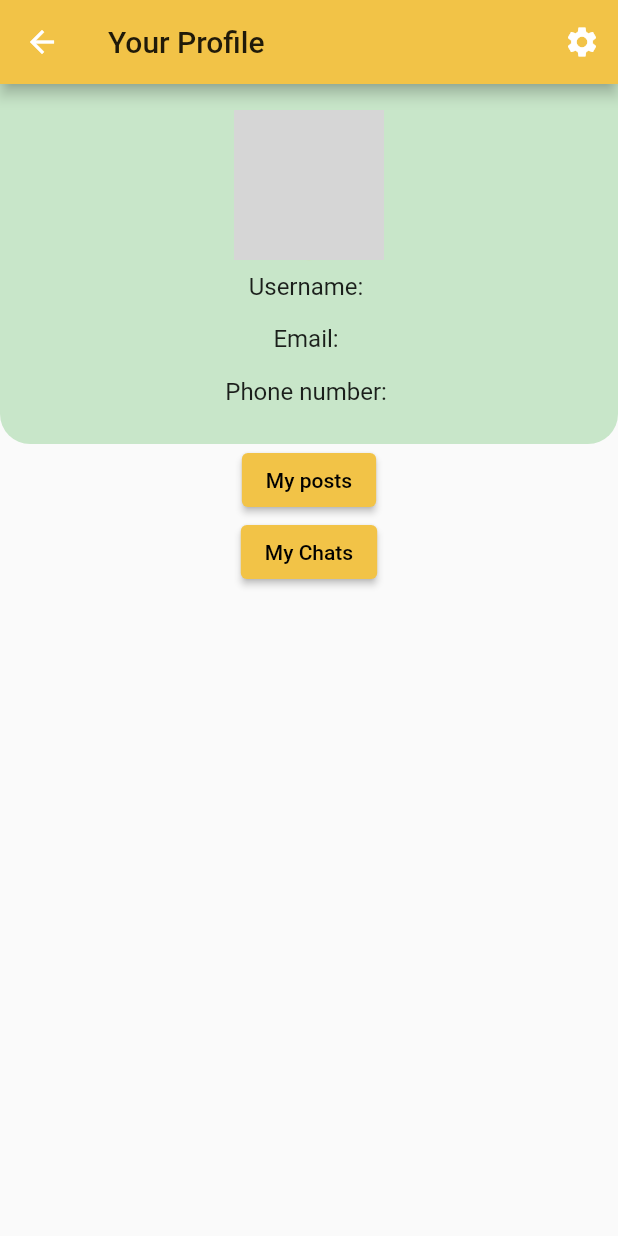
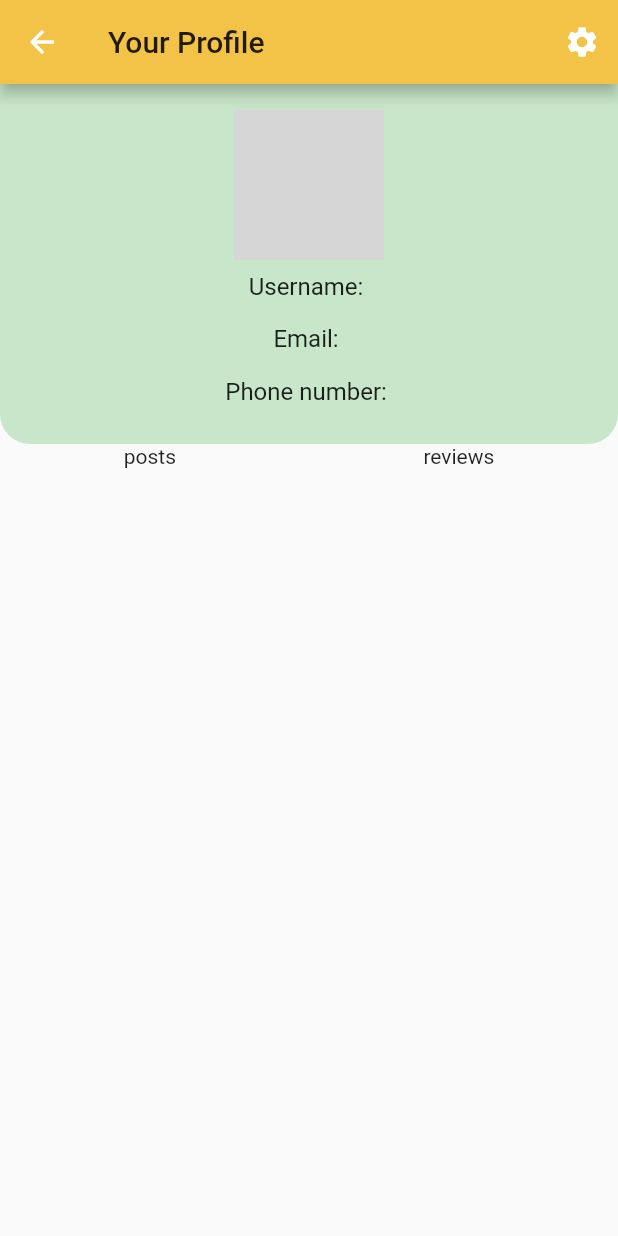
Before and after one commit to HongshuW/NUSell, a Flutter app: the ProfileScreen screen opened directly, on a phone screen of 412 x 824 dp. Run offline on Flutter 3.47's test engine with Material 2 defaults, Android fonts, the phone set to English and light mode, and no system bars; our stand-ins replace bubble, cached_network_image, cloud_firestore, cloud_functions, firebase_auth, firebase_core and 7 more; accounts and stored records are empty; network calls fail; project files that could hold a hidden picture were left out; grey boxes are pictures that could not be loaded.

Commit message:
commit before merging

```diff
--- a/lib/screens/profile.dart
+++ b/lib/screens/profile.dart
@@ -178,27 +178,31 @@ class _ProfileScreenState extends State<ProfileScreen> {
                                 );
                               }),
                         ),
-                        Column(
+                        Row(
+                          //scrollDirection: Axis.horizontal,
+                          mainAxisAlignment: MainAxisAlignment.spaceAround,
                           children: [
-                            ElevatedButton(
-                              child: Text('My posts'),
-                              onPressed: () {
-                                Navigator.of(context).pushReplacement(
-                                    MaterialPageRoute(
-                                        builder: (context) =>
-                                            myPosts(context)));
-                              },
+                            InkWell(
+                              child: Text('posts'),
                             ),
-                            ElevatedButton(
-                              child: Text('My Chats'),
-                              onPressed: () {
-                                Navigator.of(context).pushReplacement(
-                                    MaterialPageRoute(
-                                        builder: (context) => MyChatsScreen()));
-                              },
-                            ),
+                            InkWell(
+                              child: Text('reviews'),
+                            )
                           ],
-                        ),
+                        )
+                        // Column(
+                        //   children: [
+                        // ElevatedButton(
+                        //   child: Text('My posts'),
+                        //   onPressed: () {
+                        //     Navigator.of(context).pushReplacement(
+                        //         MaterialPageRoute(
+                        //             builder: (context) =>
+                        //                 myPosts(context)));
+                        //   },
+                        // ),
+                        //   ],
+                        // ),
                       ],
                     ),
                   ),
```
